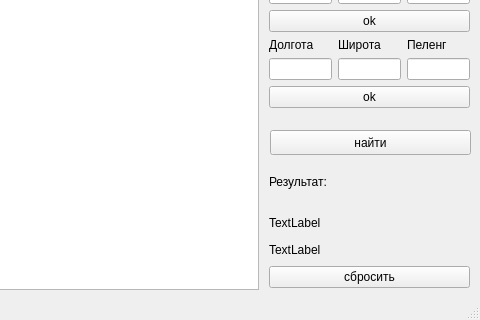
Qt form LocationDetermination/mainwindow.ui (rockbeen/LocationDetermination) before a commit; both pictures show x 351 to 831 and y 330 to 650 of the 831 by 650 pixel window.
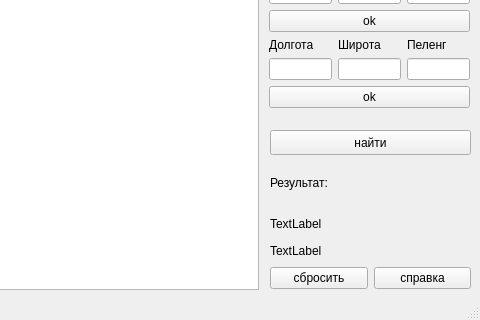
The same form after that commit.

Patch:
```diff
--- a/LocationDetermination/mainwindow.ui
+++ b/LocationDetermination/mainwindow.ui
@@ -269,8 +269,8 @@
    <widget class="QWidget" name="">
     <property name="geometry">
      <rect>
-      <x>620</x>
-      <y>487</y>
+      <x>621</x>
+      <y>488</y>
       <width>201</width>
       <height>131</height>
      </rect>
@@ -302,11 +302,22 @@
       </layout>
      </item>
      <item>
+      <layout class="QHBoxLayout" name="horizontalLayout_8">
+       <item>
       <widget class="QPushButton" name="pushDelete">
        <property name="text">
         <string>сбросить</string>
        </property>
       </widget>
+       </item>
+       <item>
+        <widget class="QPushButton" name="pushButton">
+         <property name="text">
+          <string>справка</string>
+         </property>
+        </widget>
+       </item>
+      </layout>
      </item>
     </layout>
    </widget>
```
Lines whose indentation alone changed are shown as unchanged.
